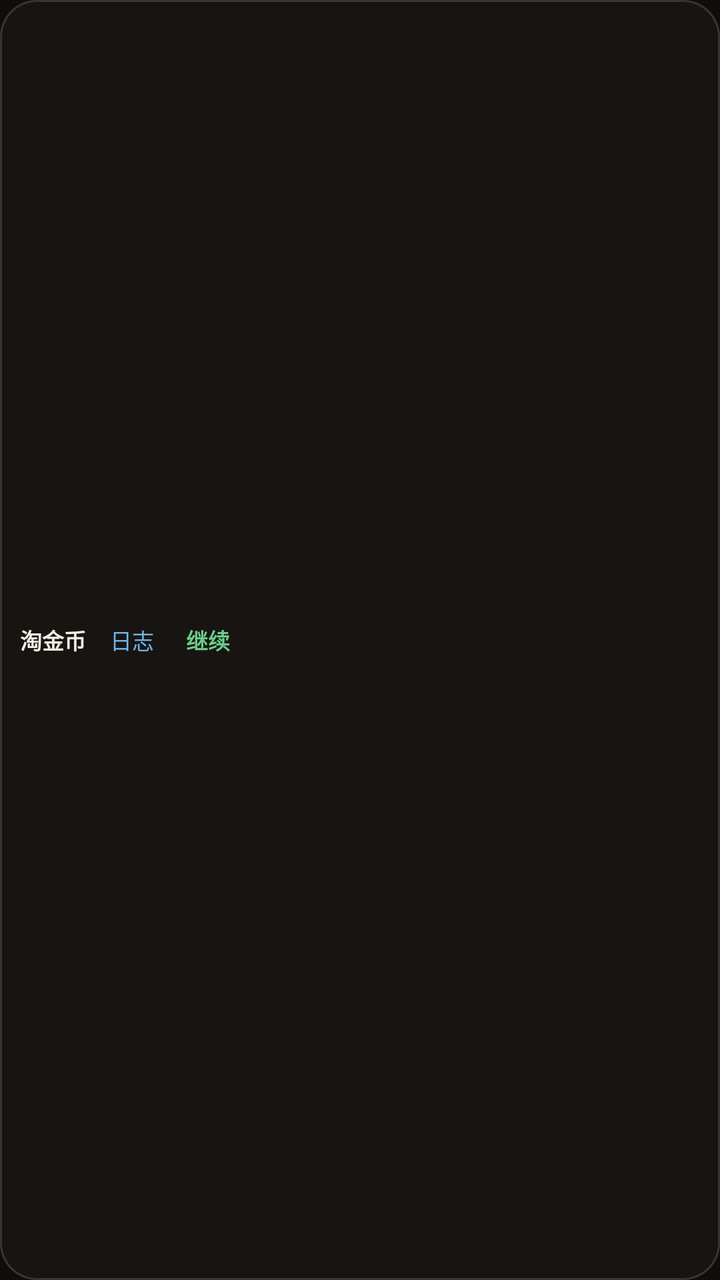
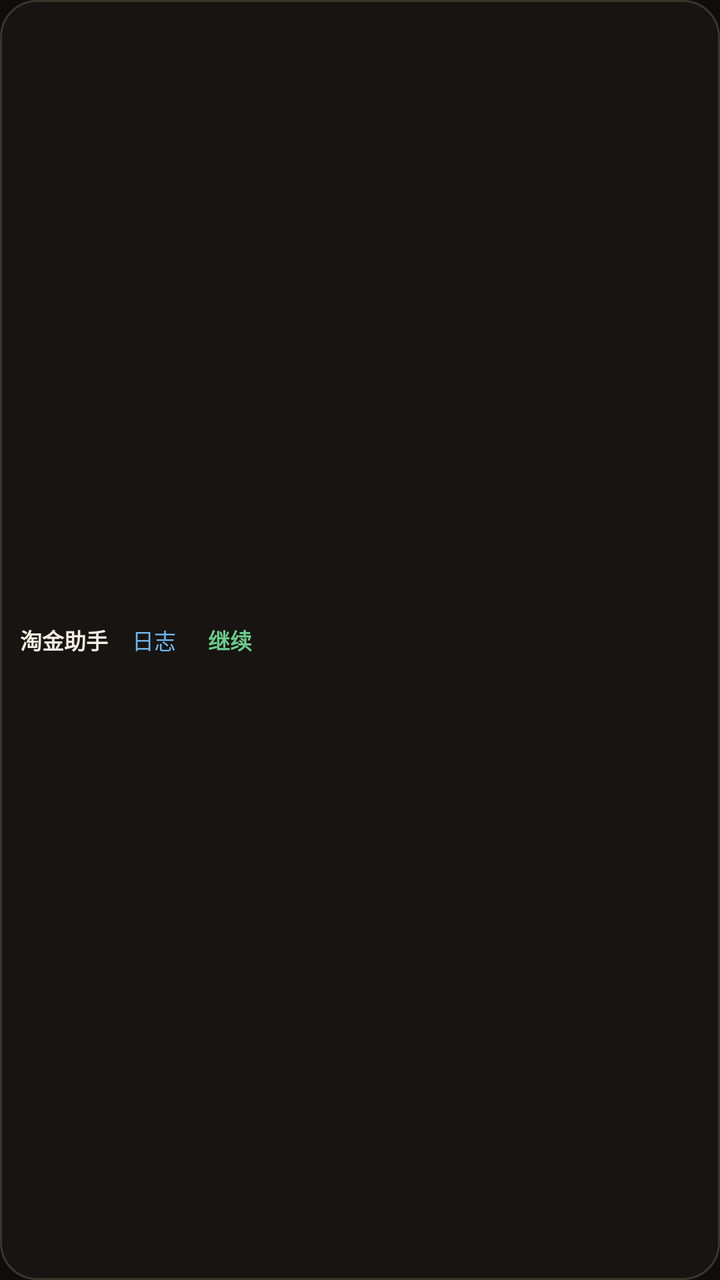

Before-and-after screenshots of an Android layout around one commit, followed by the original layout XML and the change that was made.
<!-- AndroidManifest.xml: application theme Theme.Taojinbi -->
<!-- res/layout/overlay_log_bar.xml -->
<?xml version="1.0" encoding="utf-8"?>
<LinearLayout xmlns:android="http://schemas.android.com/apk/res/android"
    android:id="@+id/dragHandle"
    android:layout_width="wrap_content"
    android:layout_height="36dp"
    android:background="@drawable/overlay_bar_bg"
    android:elevation="6dp"
    android:gravity="center_vertical"
    android:orientation="horizontal"
    android:paddingStart="10dp"
    android:paddingEnd="6dp">

    <TextView
        android:id="@+id/overlayTitle"
        android:layout_width="wrap_content"
        android:layout_height="wrap_content"
        android:text="淘金币"
        android:textColor="#F5EDE4"
        android:textSize="11sp"
        android:textStyle="bold" />

    <TextView
        android:id="@+id/btnOverlayExpand"
        android:layout_width="wrap_content"
        android:layout_height="wrap_content"
        android:layout_marginStart="4dp"
        android:background="@drawable/bg_overlay_btn"
        android:paddingHorizontal="8dp"
        android:paddingVertical="4dp"
        android:text="日志"
        android:textColor="#6EB5E8"
        android:textSize="11sp" />

    <TextView
        android:id="@+id/btnOverlayToggle"
        android:layout_width="wrap_content"
        android:layout_height="wrap_content"
        android:background="@drawable/bg_overlay_btn"
        android:paddingHorizontal="8dp"
        android:paddingVertical="4dp"
        android:text="继续"
        android:textColor="#6BCB8B"
        android:textSize="11sp"
        android:textStyle="bold" />
</LinearLayout>
<!-- resources referenced by this layout -->
<resources>
  <!-- drawable bg_overlay_btn (drawable) -->
  <?xml version="1.0" encoding="utf-8"?>
  <ripple xmlns:android="http://schemas.android.com/apk/res/android"
      android:color="#33FFFFFF">
      <item>
          <shape android:shape="rectangle">
              <solid android:color="@android:color/transparent" />
              <corners android:radius="6dp" />
          </shape>
      </item>
  </ripple>
  <!-- drawable overlay_bar_bg (drawable) -->
  <?xml version="1.0" encoding="utf-8"?>
  <shape xmlns:android="http://schemas.android.com/apk/res/android">
      <solid android:color="@color/overlay_bar" />
      <corners android:radius="18dp" />
      <stroke
          android:width="1dp"
          android:color="@color/vault_border" />
  </shape>
  <style name="Theme.Taojinbi" parent="Theme.Material3.Dark.NoActionBar">
          <item name="colorPrimary">@color/gold_primary</item>
          <item name="colorPrimaryVariant">@color/gold_dim</item>
          <item name="colorOnPrimary">#1A1208</item>
          <item name="colorSecondary">@color/info_primary</item>
          <item name="android:colorBackground">@color/vault_bg</item>
          <item name="android:statusBarColor">@color/vault_bg</item>
          <item name="android:navigationBarColor">@color/vault_bg</item>
          <item name="android:windowBackground">@color/vault_bg</item>
          <item name="android:textColorPrimary">@color/text_primary</item>
          <item name="android:textColorSecondary">@color/text_secondary</item>
          <item name="materialCardViewStyle">@style/TaojinbiCard</item>
      </style>
  <color name="overlay_bar">#E61A1612</color>
  <color name="vault_border">#3D342C</color>
  <color name="gold_primary">#F0B429</color>
  <color name="gold_dim">#C8941F</color>
  <color name="info_primary">#6EB5E8</color>
  <color name="vault_bg">#0F0D0B</color>
  <color name="text_primary">#F5EDE4</color>
  <color name="text_secondary">#B8A99A</color>
  <style name="TaojinbiCard" parent="Widget.MaterialComponents.CardView">
          <item name="cardBackgroundColor">@color/vault_surface</item>
          <item name="cardCornerRadius">@dimen/card_radius</item>
          <item name="cardElevation">0dp</item>
          <item name="strokeColor">@color/vault_border_soft</item>
          <item name="strokeWidth">1dp</item>
      </style>
  <color name="vault_surface">#1A1612</color>
  <dimen name="card_radius">16dp</dimen>
  <color name="vault_border_soft">#2A241E</color>
</resources>

<!-- the commit's change to res/layout/overlay_log_bar.xml (unified diff, before → after) -->
@@ -14,7 +14,7 @@
         android:id="@+id/overlayTitle"
         android:layout_width="wrap_content"
         android:layout_height="wrap_content"
-        android:text="淘金币"
+        android:text="淘金助手"
         android:textColor="#F5EDE4"
         android:textSize="11sp"
         android:textStyle="bold" />
